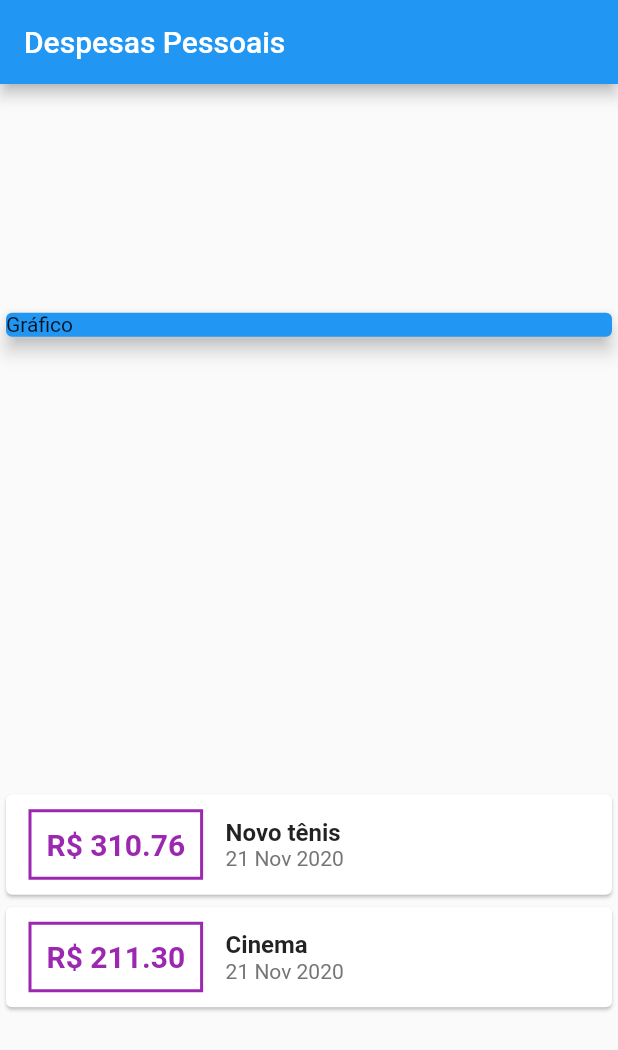
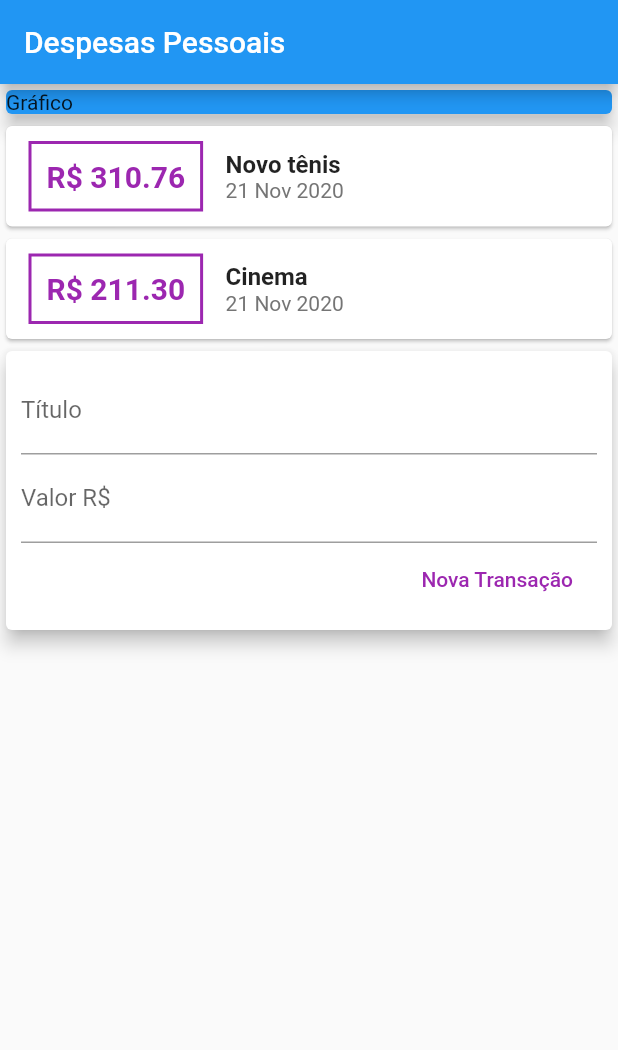
Before and after one commit to tocalopes/Flutter-app-despesas-pessois-cod3r, a Flutter app: the screen it shows after launch, on a phone screen of 412 x 824 dp. Shown: the top 1050 px of the screen. Run offline on Flutter 3.47's test engine with Material 2 defaults, Android fonts, the phone set to English and light mode, and no system bars.

Commit message:
form cration

```diff
--- a/lib/main.dart
+++ b/lib/main.dart
@@ -38,7 +38,6 @@ class MyHomePage extends StatelessWidget {
         title: Text("Despesas Pessoais"),
       ),
       body: Column(
-        mainAxisAlignment: MainAxisAlignment.spaceAround,
         crossAxisAlignment: CrossAxisAlignment.stretch,
         children: [
           Container(
@@ -95,6 +94,36 @@ class MyHomePage extends StatelessWidget {
               );
             }).toList(),
           ),
+          Card(
+            elevation: 5,
+            child: Padding(
+              padding: const EdgeInsets.all(10.0),
+              child: Column(
+                children: [
+                  TextField(
+                    decoration: InputDecoration(
+                      labelText: 'Título',
+                    ),
+                  ),
+                  TextField(
+                    decoration: InputDecoration(
+                      labelText: 'Valor R\$',
+                    ),
+                  ),
+                  Row(
+                    mainAxisAlignment: MainAxisAlignment.end,
+                    children: [
+                      FlatButton(
+                        child: Text("Nova Transação"),
+                        onPressed: () {},
+                        textColor: Colors.purple,
+                      ),
+                    ],
+                  ),
+                ],
+              ),
+            ),
+          ),
         ],
       ),
     );
```
